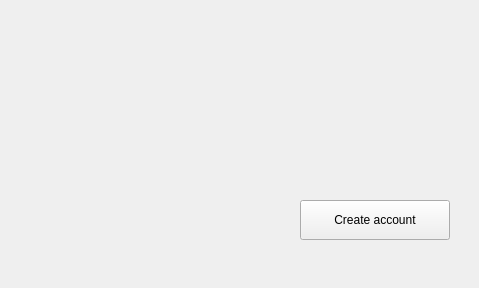
Old version of the form AccountManagement/ui/qloginwidget.ui in the repository ScarecrowStraw/MiniProject.
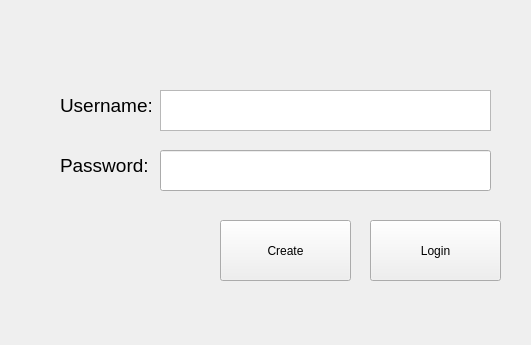
New version of the form.

Patch:
```diff
--- a/AccountManagement/ui/qloginwidget.ui
+++ b/AccountManagement/ui/qloginwidget.ui
@@ -6,24 +6,86 @@
    <rect>
     <x>0</x>
     <y>0</y>
-    <width>479</width>
-    <height>288</height>
+    <width>531</width>
+    <height>345</height>
    </rect>
   </property>
   <property name="windowTitle">
    <string>Form</string>
   </property>
+  <widget class="QPushButton" name="loginButton">
+   <property name="geometry">
+    <rect>
+     <x>370</x>
+     <y>220</y>
+     <width>131</width>
+     <height>61</height>
+    </rect>
+   </property>
+   <property name="text">
+    <string>Login</string>
+   </property>
+  </widget>
+  <widget class="QLabel" name="label">
+   <property name="geometry">
+    <rect>
+     <x>60</x>
+     <y>80</y>
+     <width>91</width>
+     <height>51</height>
+    </rect>
+   </property>
+   <property name="text">
+    <string>&lt;html&gt;&lt;head/&gt;&lt;body&gt;&lt;p&gt;&lt;span style=&quot; font-size:14pt;&quot;&gt;Username:&lt;/span&gt;&lt;/p&gt;&lt;/body&gt;&lt;/html&gt;</string>
+   </property>
+  </widget>
+  <widget class="QPlainTextEdit" name="username">
+   <property name="geometry">
+    <rect>
+     <x>160</x>
+     <y>90</y>
+     <width>331</width>
+     <height>41</height>
+    </rect>
+   </property>
+  </widget>
+  <widget class="QLabel" name="label_2">
+   <property name="geometry">
+    <rect>
+     <x>60</x>
+     <y>140</y>
+     <width>91</width>
+     <height>51</height>
+    </rect>
+   </property>
+   <property name="text">
+    <string>&lt;html&gt;&lt;head/&gt;&lt;body&gt;&lt;p&gt;&lt;span style=&quot; font-size:14pt;&quot;&gt;Password:&lt;/span&gt;&lt;/p&gt;&lt;/body&gt;&lt;/html&gt;</string>
+   </property>
+  </widget>
+  <widget class="QLineEdit" name="lineEdit">
+   <property name="geometry">
+    <rect>
+     <x>160</x>
+     <y>150</y>
+     <width>331</width>
+     <height>41</height>
+    </rect>
+   </property>
+   <property name="echoMode">
+    <enum>QLineEdit::Password</enum>
+   </property>
+  </widget>
   <widget class="QPushButton" name="createButton">
    <property name="geometry">
     <rect>
-     <x>300</x>
-     <y>200</y>
-     <width>150</width>
-     <height>40</height>
+     <x>220</x>
+     <y>220</y>
+     <width>131</width>
+     <height>61</height>
     </rect>
    </property>
    <property name="text">
-    <string>Create account</string>
+    <string>Create</string>
    </property>
   </widget>
  </widget>
```
